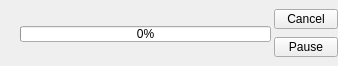
This is wengophone/src/presentation/qt/filetransfer/FileTransferItem.ui in tkrotoff/WengoPhone as Qt 5 draws it before an edit. The edited form follows.
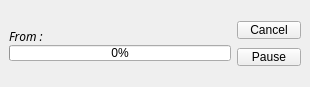
This is the edited form. Icons and pictures are not drawn.

Patch:
```diff
--- a/wengophone/src/presentation/qt/filetransfer/FileTransferItem.ui
+++ b/wengophone/src/presentation/qt/filetransfer/FileTransferItem.ui
@@ -8,8 +8,8 @@
    <rect>
     <x>0</x>
     <y>0</y>
-    <width>338</width>
-    <height>66</height>
+    <width>310</width>
+    <height>87</height>
    </rect>
   </property>
   <property name="windowTitle" >
@@ -17,91 +17,18 @@
   </property>
   <layout class="QGridLayout" >
    <property name="margin" >
-    <number>0</number>
+    <number>9</number>
    </property>
    <property name="spacing" >
-    <number>3</number>
+    <number>6</number>
    </property>
-   <item row="0" column="1" >
-    <widget class="QLabel" name="contactLabel" >
-     <property name="font" >
-      <font>
-       <family>Sans Serif</family>
-       <pointsize>9</pointsize>
-       <weight>75</weight>
-       <italic>false</italic>
-       <bold>true</bold>
-       <underline>false</underline>
-       <strikeout>false</strikeout>
-      </font>
-     </property>
-     <property name="text" >
-      <string/>
-     </property>
-     <property name="pixmap" >
-      <pixmap resource="../wengophone.qrc" >:/pics/config/accounts.png</pixmap>
-     </property>
-     <property name="scaledContents" >
-      <bool>false</bool>
-     </property>
-    </widget>
-   </item>
-   <item row="0" column="3" >
-    <layout class="QVBoxLayout" >
-     <property name="margin" >
-      <number>0</number>
-     </property>
-     <property name="spacing" >
-      <number>6</number>
-     </property>
-     <item>
-      <widget class="QPushButton" name="cancelOpenButton" >
-       <property name="maximumSize" >
-        <size>
-         <width>64</width>
-         <height>20</height>
-        </size>
-       </property>
-       <property name="text" >
-        <string>Cancel</string>
-       </property>
-      </widget>
-     </item>
-     <item>
-      <widget class="QPushButton" name="removePauseResumeButton" >
-       <property name="maximumSize" >
-        <size>
-         <width>64</width>
-         <height>20</height>
-        </size>
-       </property>
-       <property name="text" >
-        <string>Pause</string>
-       </property>
-      </widget>
-     </item>
-    </layout>
-   </item>
    <item row="0" column="0" >
-    <widget class="QLabel" name="stateImageLabel" >
-     <property name="text" >
-      <string/>
-     </property>
-     <property name="pixmap" >
-      <pixmap/>
-     </property>
-     <property name="scaledContents" >
-      <bool>false</bool>
-     </property>
-    </widget>
-   </item>
-   <item row="0" column="2" >
     <layout class="QVBoxLayout" >
      <property name="margin" >
       <number>0</number>
      </property>
      <property name="spacing" >
-      <number>3</number>
+      <number>0</number>
      </property>
      <item>
       <widget class="QLabel" name="filenameLabel" >
@@ -121,6 +48,24 @@
        </property>
       </widget>
      </item>
+     <item>
+      <widget class="QLabel" name="contactLabel" >
+       <property name="font" >
+        <font>
+         <family>Sans Serif</family>
+         <pointsize>9</pointsize>
+         <weight>50</weight>
+         <italic>true</italic>
+         <bold>false</bold>
+         <underline>false</underline>
+         <strikeout>false</strikeout>
+        </font>
+       </property>
+       <property name="text" >
+        <string>From :</string>
+       </property>
+      </widget>
+     </item>
      <item>
       <widget class="QProgressBar" name="progressBar" >
        <property name="minimumSize" >
@@ -155,6 +100,42 @@
      </item>
     </layout>
    </item>
+   <item row="0" column="1" >
+    <layout class="QVBoxLayout" >
+     <property name="margin" >
+      <number>0</number>
+     </property>
+     <property name="spacing" >
+      <number>0</number>
+     </property>
+     <item>
+      <widget class="QPushButton" name="cancelOpenButton" >
+       <property name="maximumSize" >
+        <size>
+         <width>64</width>
+         <height>18</height>
+        </size>
+       </property>
+       <property name="text" >
+        <string>Cancel</string>
+       </property>
+      </widget>
+     </item>
+     <item>
+      <widget class="QPushButton" name="removePauseResumeButton" >
+       <property name="maximumSize" >
+        <size>
+         <width>64</width>
+         <height>18</height>
+        </size>
+       </property>
+       <property name="text" >
+        <string>Pause</string>
+       </property>
+      </widget>
+     </item>
+    </layout>
+   </item>
   </layout>
  </widget>
  <pixmapfunction></pixmapfunction>
```
